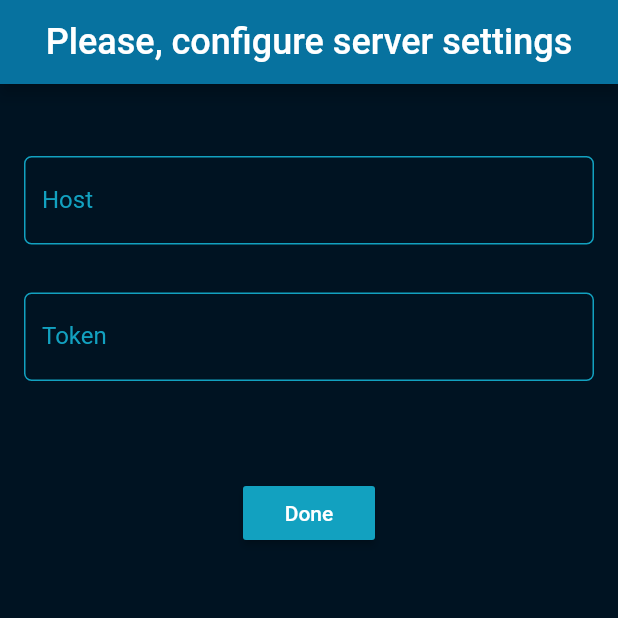
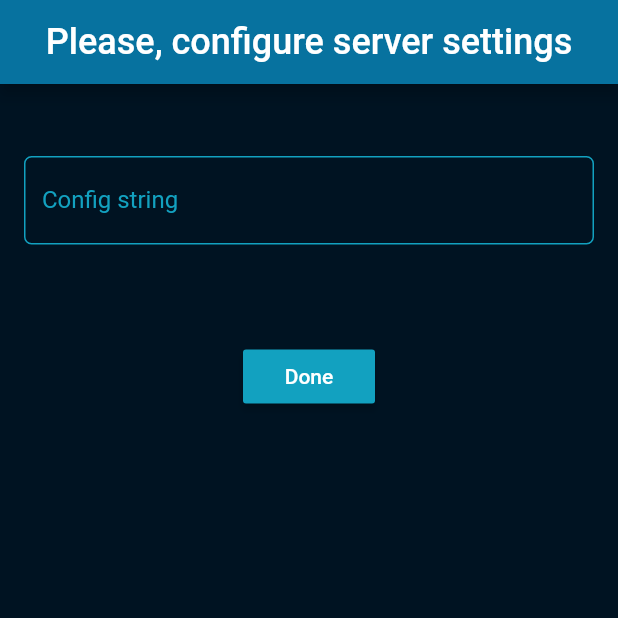
Before and after one commit to niktob560/automator, a Flutter app: the screen it shows after launch, on a phone screen of 412 x 824 dp, the top half of it. Run offline on Flutter 3.47's test engine with Material 2 defaults, Android fonts, the phone set to English and light mode, and no system bars; our stand-ins replace shared_preferences; missing offline and left inert: morpheus, url_encoder; key blocks and very long unbroken strings in the code were emptied for the run.

Commit message:
Moved config string to base64

```diff
--- a/lib/configurer.dart
+++ b/lib/configurer.dart
@@ -1,6 +1,7 @@
+import 'dart:convert';
+
 import 'package:automator/prefs.dart';
 import 'package:automator/rest_api/api_service.dart';
-import 'package:flutter/foundation.dart';
 import 'package:flutter/material.dart';
 
 import 'misc.dart';
@@ -13,11 +14,10 @@ class ConfigurerWidget extends StatefulWidget {
 enum _State { idle, loading, failed }
 
 class _ConfigurerWidgetState extends State<ConfigurerWidget> {
-  String _hostError, _tokenError;
-  TextEditingController _hostController = TextEditingController(),
-      _tokenController = TextEditingController();
-
+  String _configError;
+  TextEditingController _configController = TextEditingController();
   _State _state = _State.idle;
+  static final _codec = utf8.fuse(base64);
 
   @override
   Widget build(BuildContext context) => Scaffold(
@@ -34,16 +34,8 @@ class _ConfigurerWidgetState extends State<ConfigurerWidget> {
         child: ListView(children: [
           const SizedBox(height: 32),
           TextField(
-            decoration: getInputDecoration('Host', _hostError),
-            controller: _hostController,
-            maxLines: null,
-            keyboardType: TextInputType.multiline,
-            enabled: (_state != _State.loading),
-          ),
-          const SizedBox(height: 32),
-          TextField(
-            decoration: getInputDecoration('Token', _tokenError),
-            controller: _tokenController,
+            decoration: getInputDecoration('Config string', _configError),
+            controller: _configController,
             maxLines: null,
             keyboardType: TextInputType.multiline,
             enabled: (_state != _State.loading),
@@ -59,45 +51,54 @@ class _ConfigurerWidgetState extends State<ConfigurerWidget> {
                   ? RaisedButton(
                       child: Text('Done'),
                       onPressed: () async {
-                        var host = _hostController.text;
-                        var token = _tokenController.text;
                         setState(() {
-                          if (host == null || host.isEmpty)
-                            _hostError = 'Can`t be empty';
-                          else {
-                            bool valid;
-                            try {
-                              valid = Uri.parse(host).isAbsolute;
-                            } catch (e) {
-                              valid = false;
-                            }
-                            _hostError = valid ? null : 'Uri invalid';
-                          }
-                          if (token == null || token.isEmpty)
-                            _tokenError = 'Can`t be empty';
-                          else
-                            _tokenError = null;
+                          _configError = null;
+                          _state = _State.loading;
                         });
-                        if (_hostError == null && _tokenError == null) {
-                          setState(() {
-                            _state = _State.loading;
-                          });
-                          print('Trying to connect $host $token');
-                          bool valid;
-
-                          try {
-                            valid = await ApiService.login(token, host);
-                            if (valid)
-                              await PreferenceManager.auth(host, token);
-                          } catch (e) {
-                            print('$e');
-                            valid = false;
-                          }
-                          print('${valid ? 'success' : 'fail'}');
-                          if (!valid)
+                        try {
+                          final config =
+                              jsonDecode(_codec.decode(_configController.text));
+                          final String host = config['host'];
+                          final String token = config['token'];
+                          if (config == null || config.isEmpty) {
+                            //if no config provided
                             setState(() {
+                              _configError = 'Can`t be empty';
                               _state = _State.failed;
                             });
+                            return;
+                          } else if (host == null ||
+                              host.isEmpty ||
+                              token == null ||
+                              token.isEmpty ||
+                              !Uri.parse(host).isAbsolute) {
+                            //if invalid connection data provided
+                            setState(() {
+                              _configError = 'Invalid config';
+                              _state = _State.failed;
+                            });
+                            return;
+                          }
+                          else {
+                            //valid config
+                            if (await ApiService.login(token, host)) {
+                              await PreferenceManager.auth(host, token);
+                            }
+                            else {
+                              //invalid login
+                              setState(() {
+                                _configError = 'Invalid credentials';
+                                _state = _State.failed;
+                              });
+                            }
+                          }
+                        } catch (e) {
+                          //system error on some step
+                          setState(() {
+                            _configError = 'Invalid config format';
+                            _state = _State.failed;
+                          });
+                          return;
                         }
                       },
                     )
```
Also changed, not shown: lib/prefs.dart (+13 -1 lines).
